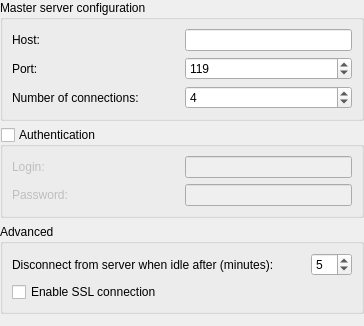
KDE/kwooty, file src/preferences/serversettings.ui: the form before one commit.
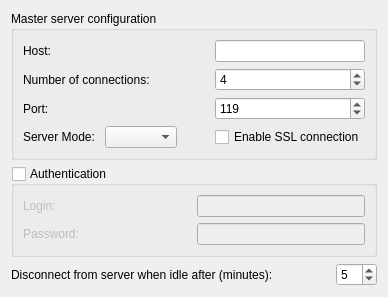
The form after the commit.

Commit message: multi-server implementation (WIP 2)

```diff
--- a/src/preferences/serversettings.ui
+++ b/src/preferences/serversettings.ui
@@ -6,20 +6,30 @@
    <rect>
     <x>0</x>
     <y>0</y>
-    <width>364</width>
-    <height>326</height>
+    <width>342</width>
+    <height>296</height>
    </rect>
   </property>
-  <layout class="QVBoxLayout" name="verticalLayout">
-   <property name="margin">
-    <number>0</number>
-   </property>
-   <item>
+  <layout class="QGridLayout" name="gridLayout_3">
+   <item row="3" column="0">
+    <spacer name="verticalSpacer">
+     <property name="orientation">
+      <enum>Qt::Vertical</enum>
+     </property>
+     <property name="sizeHint" stdset="0">
+      <size>
+       <width>20</width>
+       <height>1</height>
+      </size>
+     </property>
+    </spacer>
+   </item>
+   <item row="0" column="0">
     <widget class="QGroupBox" name="groupBoxConfig">
      <property name="title">
       <string>Master server configuration</string>
      </property>
-     <layout class="QGridLayout" name="gridLayoutPreferences">
+     <layout class="QGridLayout" name="gridLayout_2">
       <item row="0" column="0">
        <widget class="QLabel" name="labelHost">
         <property name="text">
@@ -41,36 +51,13 @@
        </widget>
       </item>
       <item row="1" column="0">
-       <widget class="QLabel" name="labelPort">
-        <property name="text">
-         <string>Port:</string>
-        </property>
-       </widget>
-      </item>
-      <item row="1" column="1">
-       <widget class="QSpinBox" name="port">
-        <property name="toolTip">
-         <string>Set connection port</string>
-        </property>
-        <property name="minimum">
-         <number>1</number>
-        </property>
-        <property name="maximum">
-         <number>65535</number>
-        </property>
-        <property name="value">
-         <number>119</number>
-        </property>
-       </widget>
-      </item>
-      <item row="2" column="0">
        <widget class="QLabel" name="labelConnections">
         <property name="text">
          <string>Number of connections:</string>
         </property>
        </widget>
       </item>
-      <item row="2" column="1">
+      <item row="1" column="1">
        <widget class="QSpinBox" name="connectionNumber">
         <property name="toolTip">
          <string>Set the number of simultaneous connections to the nntp server</string>
@@ -86,10 +73,89 @@
         </property>
        </widget>
       </item>
-     </layout>
-    </widget>
-   </item>
+      <item row="2" column="0">
+       <widget class="QLabel" name="labelPort">
+        <property name="text">
+         <string>Port:</string>
+        </property>
+       </widget>
+      </item>
+      <item row="2" column="1">
+       <widget class="QSpinBox" name="port">
+        <property name="toolTip">
+         <string>Set connection port</string>
+        </property>
+        <property name="minimum">
+         <number>1</number>
+        </property>
+        <property name="maximum">
+         <number>65535</number>
+        </property>
+        <property name="value">
+         <number>119</number>
+        </property>
+       </widget>
+      </item>
+      <item row="3" column="1">
+       <widget class="QCheckBox" name="enableSSL">
+        <property name="toolTip">
+         <string>Enable encrypted connection</string>
+        </property>
+        <property name="text">
+         <string>Enable SSL connection</string>
+        </property>
+       </widget>
+      </item>
+      <item row="3" column="0">
+       <layout class="QHBoxLayout" name="horizontalLayout_2">
+        <property name="sizeConstraint">
+         <enum>QLayout::SetFixedSize</enum>
+        </property>
    <item>
+         <widget class="QLabel" name="labelServerMode">
+          <property name="text">
+           <string>Server Mode: </string>
+          </property>
+         </widget>
+        </item>
+        <item>
+         <widget class="QComboBox" name="comboBoxServerMode"/>
+        </item>
+        <item>
+         <widget class="QPushButton" name="pushButtonInfo">
+          <property name="maximumSize">
+           <size>
+            <width>26</width>
+            <height>26</height>
+           </size>
+          </property>
+          <property name="text">
+           <string notr="true"/>
+          </property>
+          <property name="flat">
+           <bool>true</bool>
+          </property>
+         </widget>
+        </item>
+        <item>
+         <spacer name="horizontalSpacer_2">
+          <property name="orientation">
+           <enum>Qt::Horizontal</enum>
+          </property>
+          <property name="sizeHint" stdset="0">
+           <size>
+            <width>10</width>
+            <height>20</height>
+           </size>
+          </property>
+         </spacer>
+        </item>
+       </layout>
+      </item>
+     </layout>
+    </widget>
+   </item>
+   <item row="1" column="0">
     <widget class="QGroupBox" name="groupBoxAuthentication">
      <property name="toolTip">
       <string>Set login and password if authentication is required by host</string>
@@ -150,13 +216,7 @@
      </layout>
     </widget>
    </item>
-   <item>
-    <widget class="QGroupBox" name="groupBoxAdvanced">
-     <property name="title">
-      <string>Advanced</string>
-     </property>
-     <layout class="QGridLayout" name="gridLayout_2">
-      <item row="0" column="0">
+   <item row="2" column="0">
        <layout class="QHBoxLayout" name="horizontalLayout">
         <item>
          <widget class="QLabel" name="labelDisconnect">
@@ -195,32 +255,6 @@
          </widget>
         </item>
        </layout>
-      </item>
-      <item row="1" column="0">
-       <widget class="QCheckBox" name="enableSSL">
-        <property name="toolTip">
-         <string>Enable encrypted connection</string>
-        </property>
-        <property name="text">
-         <string>Enable SSL connection</string>
-        </property>
-       </widget>
-      </item>
-     </layout>
-    </widget>
-   </item>
-   <item>
-    <spacer name="verticalSpacer">
-     <property name="orientation">
-      <enum>Qt::Vertical</enum>
-     </property>
-     <property name="sizeHint" stdset="0">
-      <size>
-       <width>20</width>
-       <height>1</height>
-      </size>
-     </property>
-    </spacer>
    </item>
   </layout>
  </widget>
```
Left out of the diff: 2 changed lines with no effect on the pictures. Lines whose indentation alone changed are shown as unchanged. The commit also changes 27 other files.
